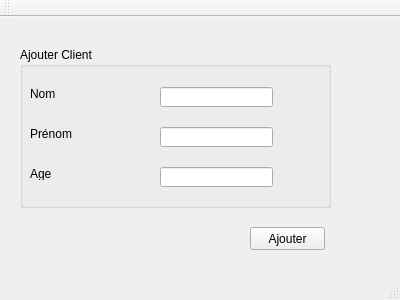
Old version of the form connection/mainwindow.ui in the repository hintoman/olympic_games_2A24.
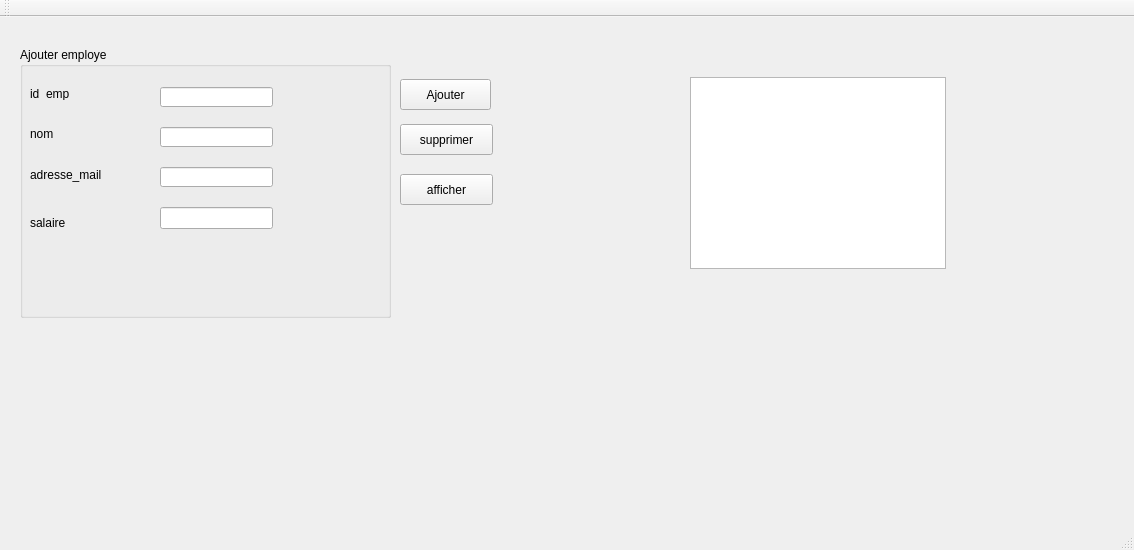
New version of the form. Custom widgets are drawn as their Qt base class.

```diff
--- a/connection/mainwindow.ui
+++ b/connection/mainwindow.ui
@@ -6,8 +6,8 @@
    <rect>
     <x>0</x>
     <y>0</y>
-    <width>400</width>
-    <height>300</height>
+    <width>1134</width>
+    <height>550</height>
    </rect>
   </property>
   <property name="windowTitle">
@@ -19,12 +19,12 @@
      <rect>
       <x>20</x>
       <y>30</y>
-      <width>311</width>
-      <height>161</height>
+      <width>371</width>
+      <height>271</height>
      </rect>
     </property>
     <property name="title">
-     <string>Ajouter Client</string>
+     <string>Ajouter employe</string>
     </property>
     <widget class="QLabel" name="label">
      <property name="geometry">
@@ -36,7 +36,7 @@
       </rect>
      </property>
      <property name="text">
-      <string>Nom</string>
+      <string>id_emp</string>
      </property>
     </widget>
     <widget class="QLabel" name="label_2">
@@ -49,7 +49,7 @@
       </rect>
      </property>
      <property name="text">
-      <string>Prénom</string>
+      <string>nom</string>
      </property>
     </widget>
     <widget class="QLabel" name="label_3">
@@ -57,12 +57,12 @@
       <rect>
        <x>10</x>
        <y>120</y>
-       <width>47</width>
-       <height>13</height>
+       <width>81</width>
+       <height>16</height>
       </rect>
      </property>
      <property name="text">
-      <string>Age</string>
+      <string>adresse_mail</string>
      </property>
     </widget>
     <widget class="QLineEdit" name="lineEdit">
@@ -95,20 +95,84 @@
       </rect>
      </property>
     </widget>
+    <widget class="QLineEdit" name="lineEdit5">
+     <property name="geometry">
+      <rect>
+       <x>140</x>
+       <y>160</y>
+       <width>113</width>
+       <height>22</height>
+      </rect>
+     </property>
+    </widget>
+    <widget class="QLabel" name="label_4">
+     <property name="geometry">
+      <rect>
+       <x>10</x>
+       <y>160</y>
+       <width>71</width>
+       <height>31</height>
+      </rect>
+     </property>
+     <property name="text">
+      <string>salaire</string>
+     </property>
+    </widget>
    </widget>
    <widget class="QPushButton" name="pushButton">
     <property name="geometry">
      <rect>
-      <x>250</x>
-      <y>210</y>
-      <width>75</width>
-      <height>23</height>
+      <x>400</x>
+      <y>62</y>
+      <width>91</width>
+      <height>31</height>
      </rect>
     </property>
     <property name="text">
      <string>Ajouter</string>
     </property>
    </widget>
+   <widget class="QPushButton" name="pushButton_2">
+    <property name="geometry">
+     <rect>
+      <x>400</x>
+      <y>107</y>
+      <width>93</width>
+      <height>31</height>
+     </rect>
+    </property>
+    <property name="font">
+     <font>
+      <family>MS Shell Dlg 2</family>
+     </font>
+    </property>
+    <property name="text">
+     <string>supprimer</string>
+    </property>
+   </widget>
+   <widget class="QPushButton" name="pushButton_3">
+    <property name="geometry">
+     <rect>
+      <x>400</x>
+      <y>157</y>
+      <width>93</width>
+      <height>31</height>
+     </rect>
+    </property>
+    <property name="text">
+     <string>afficher</string>
+    </property>
+   </widget>
+   <widget class="employes" name="tab_emp">
+    <property name="geometry">
+     <rect>
+      <x>690</x>
+      <y>60</y>
+      <width>256</width>
+      <height>192</height>
+     </rect>
+    </property>
+   </widget>
   </widget>
   <widget class="QMenuBar" name="menuBar">
    <property name="geometry">
@@ -131,6 +195,13 @@
   <widget class="QStatusBar" name="statusBar"/>
  </widget>
  <layoutdefault spacing="6" margin="11"/>
+ <customwidgets>
+  <customwidget>
+   <class>employes</class>
+   <extends>QTableWidget</extends>
+   <header>employes.h</header>
+  </customwidget>
+ </customwidgets>
  <resources/>
  <connections/>
 </ui>
```
Left out of the diff: 13 changed lines with no effect on the pictures.
